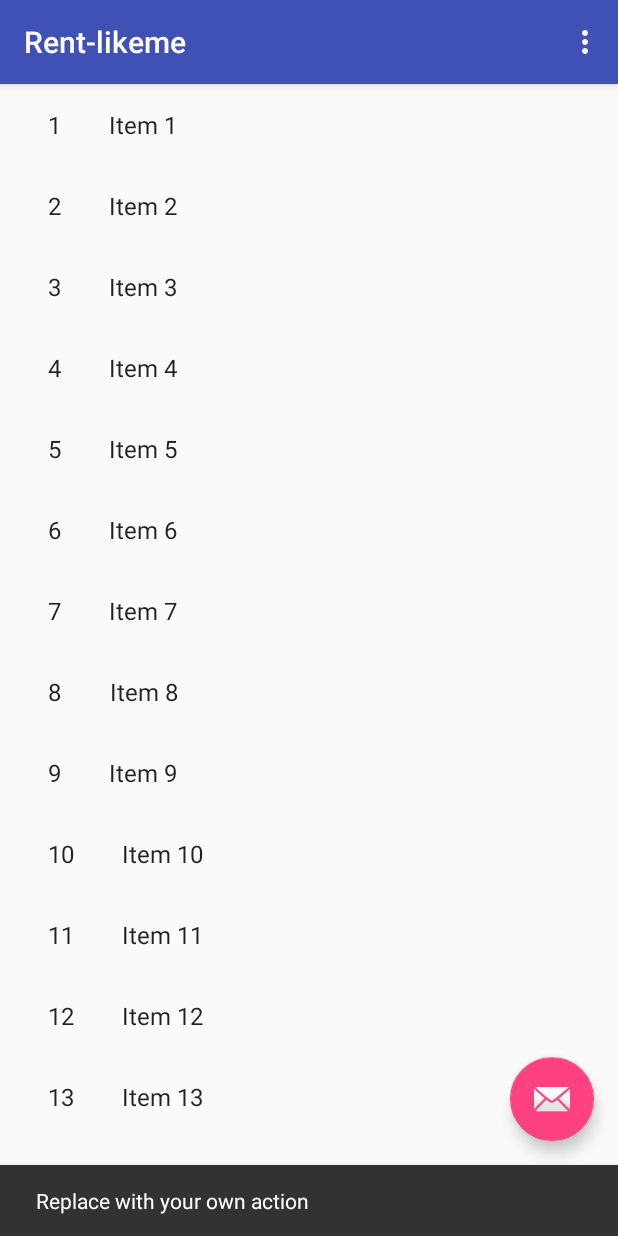
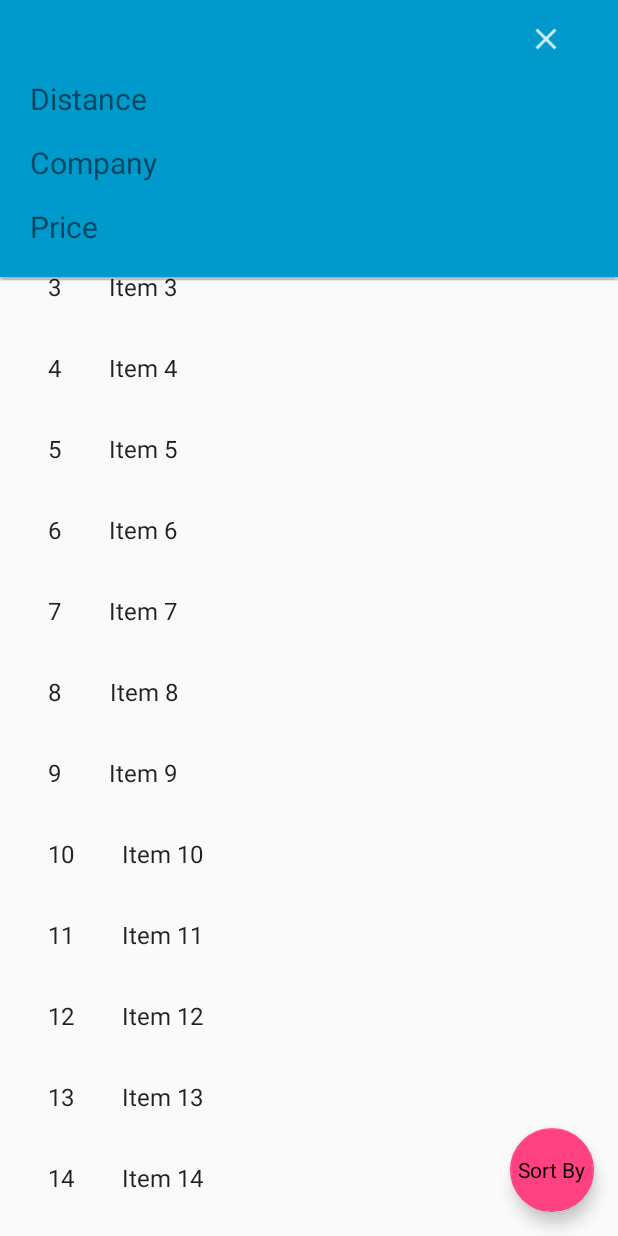
Before and after one commit to anto004/Rent-likeme, an Android app: the screen it shows after launch (RentalListActivity), after a tap on an icon or button, on a phone screen of 412 x 824 dp. Run offline under Robolectric (Android 15) with nearby library versions, the phone set to English and light mode, and no system bars.

Commit message:
PopUpWindow to display sort by feature

```diff
--- a/app/src/main/java/app/rent_likeme/com/rent_likeme/RentalDetailFragment.java
+++ b/app/src/main/java/app/rent_likeme/com/rent_likeme/RentalDetailFragment.java
@@ -2,6 +2,7 @@ package app.rent_likeme.com.rent_likeme;
 
 import android.app.Activity;
 import android.os.Bundle;
+import android.support.annotation.NonNull;
 import android.support.design.widget.CollapsingToolbarLayout;
 import android.support.v4.app.Fragment;
 import android.view.LayoutInflater;
@@ -55,7 +56,7 @@ public class RentalDetailFragment extends Fragment {
     }
 
     @Override
-    public View onCreateView(LayoutInflater inflater, ViewGroup container,
+    public View onCreateView(@NonNull LayoutInflater inflater, ViewGroup container,
                              Bundle savedInstanceState) {
         View rootView = inflater.inflate(R.layout.rental_detail, container, false);
 
--- a/app/src/main/java/app/rent_likeme/com/rent_likeme/RentalListActivity.java
+++ b/app/src/main/java/app/rent_likeme/com/rent_likeme/RentalListActivity.java
@@ -7,14 +7,20 @@ import android.os.Bundle;
 import android.support.annotation.NonNull;
 import android.support.annotation.Nullable;
 import android.support.design.widget.FloatingActionButton;
-import android.support.design.widget.Snackbar;
 import android.support.v4.app.ActivityCompat;
 import android.support.v7.app.AppCompatActivity;
 import android.support.v7.widget.RecyclerView;
 import android.support.v7.widget.Toolbar;
 import android.util.Log;
+import android.view.Gravity;
+import android.view.LayoutInflater;
 import android.view.Menu;
+import android.view.MotionEvent;
 import android.view.View;
+import android.widget.FrameLayout;
+import android.widget.ImageButton;
+import android.widget.PopupWindow;
+import android.widget.TextView;
 import android.widget.Toast;
 
 import com.google.android.gms.common.api.GoogleApiClient;
@@ -35,14 +41,15 @@ import app.rent_likeme.com.rent_likeme.dummy.DummyContent;
  * item details. On tablets, the activity presents the list of items and
  * item details side-by-side using two vertical panes.
  */
-public class RentalListActivity extends AppCompatActivity {
+public class RentalListActivity extends AppCompatActivity implements View.OnClickListener {
 
     public static final String LOG_TAG = RentalListActivity.class.getSimpleName();
-    private static final int FREQ_INTERVAL = 5000;
-    private static final int FAST_INTERVAL = 1000;
+    private static final int FREQ_INTERVAL = 5000; //5 secs
+    private static final int FAST_INTERVAL = 1000; //1 sec
     public static final int LOC_REQ_CODE = 200;
     private boolean mTwoPane;
     private GoogleApiClient mGoogleApiClient;
+    private PopupWindow mPopUpWindow;
 
     @Override
     protected void onCreate(Bundle savedInstanceState) {
@@ -53,12 +60,34 @@ public class RentalListActivity extends AppCompatActivity {
         setSupportActionBar(toolbar);
         toolbar.setTitle(getTitle());
 
+        final FrameLayout rentalLayout = (FrameLayout) findViewById(R.id.rental_frame_layout);
         FloatingActionButton fab = (FloatingActionButton) findViewById(R.id.fab);
         fab.setOnClickListener(new View.OnClickListener() {
             @Override
             public void onClick(View view) {
-                Snackbar.make(view, "Replace with your own action", Snackbar.LENGTH_LONG)
-                        .setAction("Action", null).show();
+                LayoutInflater inflater = (LayoutInflater) getSystemService(LAYOUT_INFLATER_SERVICE);
+                View popUpView = inflater.inflate(R.layout.pop_up_window, null);
+                mPopUpWindow = new PopupWindow(popUpView, RecyclerView.LayoutParams.MATCH_PARENT,
+                        RecyclerView.LayoutParams.WRAP_CONTENT);
+
+                TextView distanceTv = popUpView.findViewById(R.id.distance_textview);
+                distanceTv.setOnClickListener(RentalListActivity.this);
+                ImageButton closeButton = popUpView.findViewById(R.id.close_pop_up_button);
+                closeButton.setOnClickListener(RentalListActivity.this);
+                mPopUpWindow.setTouchInterceptor(new View.OnTouchListener() {
+                    @Override
+                    public boolean onTouch(View view, MotionEvent motionEvent) {
+                        if(motionEvent.getAction() == MotionEvent.ACTION_OUTSIDE){
+                            closePopUp();
+                            return true;
+                        }
+                        return false;
+                    }
+                });
+                mPopUpWindow.setOutsideTouchable(true);
+                mPopUpWindow.setAnimationStyle(R.style.pop_up_window_animation);
+                mPopUpWindow.showAtLocation(rentalLayout, Gravity.BOTTOM, 0, 0);
+
             }
         });
 
@@ -99,6 +128,22 @@ public class RentalListActivity extends AppCompatActivity {
     public boolean onCreateOptionsMenu(Menu menu) {
         getMenuInflater().inflate(R.menu.rental_menu, menu);
         return super.onCreateOptionsMenu(menu);
+    }
+
+    private void closePopUp(){
+        mPopUpWindow.dismiss();
+    }
+
+    @Override
+    public void onClick(View view) {
+        switch (view.getId()){
+            case R.id.distance_textview:
+                closePopUp();
+                break;
+            case R.id.close_pop_up_button:
+                closePopUp();
+                break;
+        }
     }
 
     @Override
@@ -179,5 +224,4 @@ public class RentalListActivity extends AppCompatActivity {
             }
         }
     }
-
 }
--- /dev/null
+++ b/app/src/main/res/anim/come_in_from_bottom.xml
@@ -0,0 +1,9 @@
+<?xml version="1.0" encoding="utf-8"?>
+<set xmlns:android="http://schemas.android.com/apk/res/android"
+    android:fillAfter="true">
+    <translate
+        android:duration="1000"
+        android:fromYDelta="40%p"
+        android:toYDelta="0">
+    </translate>
+</set>
--- a/app/src/main/res/anim/come_in_from_left.xml
+++ b/app/src/main/res/anim/come_in_from_left.xml
@@ -1,7 +1,7 @@
 <?xml version="1.0" encoding="utf-8"?>
 <set xmlns:android="http://schemas.android.com/apk/res/android">
     <translate
-        android:duration="1300"
+        android:duration="1000"
         android:fromXDelta="-60%p"
         android:toXDelta="0">
     </translate>
--- a/app/src/main/res/anim/come_in_from_right.xml
+++ b/app/src/main/res/anim/come_in_from_right.xml
@@ -1,7 +1,7 @@
 <?xml version="1.0" encoding="utf-8"?>
 <set xmlns:android="http://schemas.android.com/apk/res/android">
     <translate
-        android:duration="1300"
+        android:duration="1000"
         android:fromXDelta="100%p"
         android:toXDelta="0">
     </translate>
--- /dev/null
+++ b/app/src/main/res/anim/go_out_bottom.xml
@@ -0,0 +1,9 @@
+<?xml version="1.0" encoding="utf-8"?>
+<set xmlns:android="http://schemas.android.com/apk/res/android"
+    android:fillAfter="true">
+    <translate
+        android:duration="1300"
+        android:fromYDelta="0"
+        android:toYDelta="100%p">
+    </translate>
+</set>
--- a/app/src/main/res/anim/go_out_right.xml
+++ b/app/src/main/res/anim/go_out_right.xml
@@ -1,7 +1,7 @@
 <?xml version="1.0" encoding="utf-8"?>
 <set xmlns:android="http://schemas.android.com/apk/res/android">
     <translate
-        android:duration="1300"
+        android:duration="1200"
         android:fromXDelta="0"
         android:toXDelta="100%p">
     </translate>
--- /dev/null
+++ b/app/src/main/res/drawable/floating_button.xml
@@ -0,0 +1,10 @@
+<?xml version="1.0" encoding="utf-8"?>
+<shape xmlns:android="http://schemas.android.com/apk/res/android"
+    android:shape="rectangle">
+    <corners />
+    <size
+        android:width="@dimen/fab_margin"
+        android:height="@dimen/fab_margin" />
+    <padding android:left="10dp" android:right="10dp" android:top="10dp" android:bottom="10dp"/>
+    <solid android:color="#7FC9FF"/>
+</shape>
--- a/app/src/main/res/layout/activity_rental_list.xml
+++ b/app/src/main/res/layout/activity_rental_list.xml
@@ -22,7 +22,7 @@
     </android.support.design.widget.AppBarLayout>
 
     <FrameLayout
-        android:id="@+id/frameLayout"
+        android:id="@+id/rental_frame_layout"
         android:layout_width="match_parent"
         android:layout_height="match_parent"
         app:layout_behavior="@string/appbar_scrolling_view_behavior">
@@ -30,13 +30,30 @@
         <include layout="@layout/rental_list" />
     </FrameLayout>
 
-    <android.support.design.widget.FloatingActionButton
-        android:id="@+id/fab"
+
+    <FrameLayout
         android:layout_width="wrap_content"
         android:layout_height="wrap_content"
-        android:layout_gravity="bottom|end"
-        android:layout_margin="@dimen/fab_margin"
-        app:srcCompat="@android:drawable/ic_dialog_email" />
+        android:layout_gravity="bottom|end">
+
+        <android.support.design.widget.FloatingActionButton
+            android:id="@+id/fab"
+            android:layout_width="wrap_content"
+            android:layout_height="wrap_content"
+            android:layout_gravity="bottom|end"
+            android:layout_margin="@dimen/fab_margin"
+            app:fabSize="normal" />
+
+        <TextView
+            android:layout_width="wrap_content"
+            android:layout_height="wrap_content"
+            android:layout_gravity="center"
+            android:elevation="16dp"
+            android:text="Sort By"
+            android:textAppearance="?android:attr/textAppearanceMedium"
+            android:textColor="@android:color/black"
+            android:textSize="14sp" />
+    </FrameLayout>
 
 
 </android.support.design.widget.CoordinatorLayout>
--- /dev/null
+++ b/app/src/main/res/layout/pop_up_window.xml
@@ -0,0 +1,45 @@
+<?xml version="1.0" encoding="utf-8"?>
+<LinearLayout xmlns:android="http://schemas.android.com/apk/res/android"
+    xmlns:app="http://schemas.android.com/apk/res-auto"
+    xmlns:tools="http://schemas.android.com/tools"
+    android:id="@+id/pop_up_layout"
+    android:layout_width="match_parent"
+    android:layout_height="wrap_content"
+    android:layout_gravity="bottom|center"
+    android:background="@android:color/holo_blue_dark"
+    android:orientation="vertical"
+    android:paddingBottom="20dp"
+    android:paddingLeft="20dp"
+    android:paddingRight="20dp">
+
+    <ImageButton
+        android:id="@+id/close_pop_up_button"
+        android:layout_width="wrap_content"
+        android:layout_height="wrap_content"
+        android:layout_gravity="right"
+        android:backgroundTint="@android:color/transparent"
+        app:srcCompat="@drawable/ic_close" />
+
+    <TextView
+        android:id="@+id/distance_textview"
+        android:layout_width="match_parent"
+        android:layout_height="wrap_content"
+        android:paddingBottom="15dp"
+        android:text="Distance"
+        android:textSize="20sp" />
+
+    <TextView
+        android:id="@+id/company_textview"
+        android:layout_width="match_parent"
+        android:layout_height="wrap_content"
+        android:paddingBottom="15dp"
+        android:text="Company"
+        android:textSize="20sp" />
+
+    <TextView
+        android:id="@+id/price_textview"
+        android:layout_width="match_parent"
+        android:layout_height="wrap_content"
+        android:text="Price"
+        android:textSize="20sp" />
+</LinearLayout>
--- a/app/src/main/res/values/styles.xml
+++ b/app/src/main/res/values/styles.xml
@@ -17,4 +17,9 @@
 
     <style name="AppTheme.PopupOverlay" parent="ThemeOverlay.AppCompat.Light" />
 
+    <style name="pop_up_window_animation">
+        <item name="android:windowEnterAnimation">@anim/come_in_from_bottom</item>
+        <item name="android:windowExitAnimation">@anim/go_out_bottom</item>
+    </style>
+
 </resources>
```
Also changed, not shown: app/src/main/res/drawable-hdpi/ic_close.png (added), app/src/main/res/drawable-mdpi/ic_close.png (added), app/src/main/res/drawable-xhdpi/ic_close.png (added), app/src/main/res/drawable-xxhdpi/ic_close.png (added).
